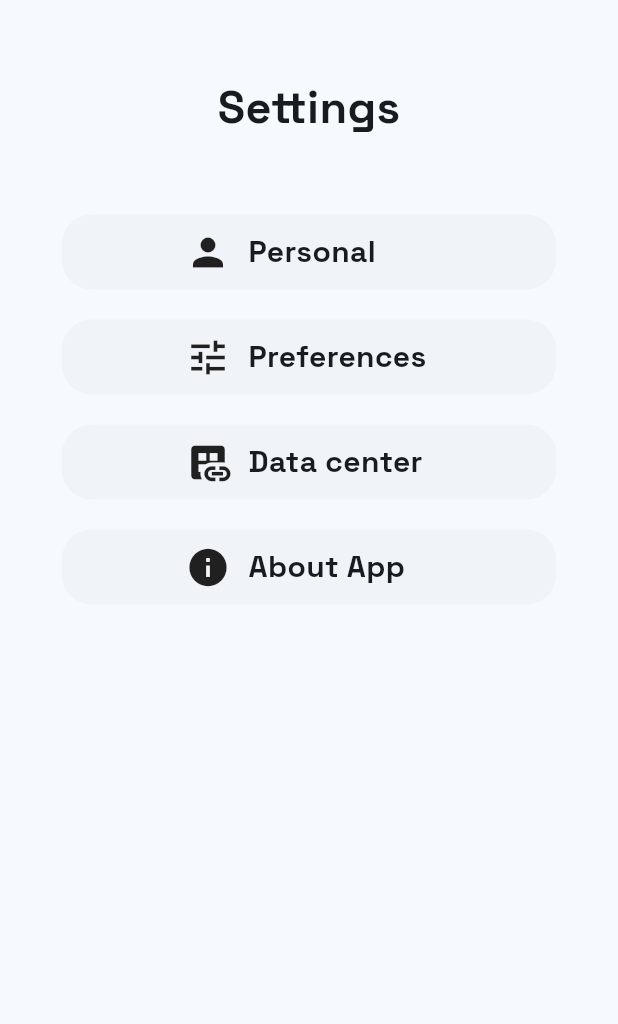
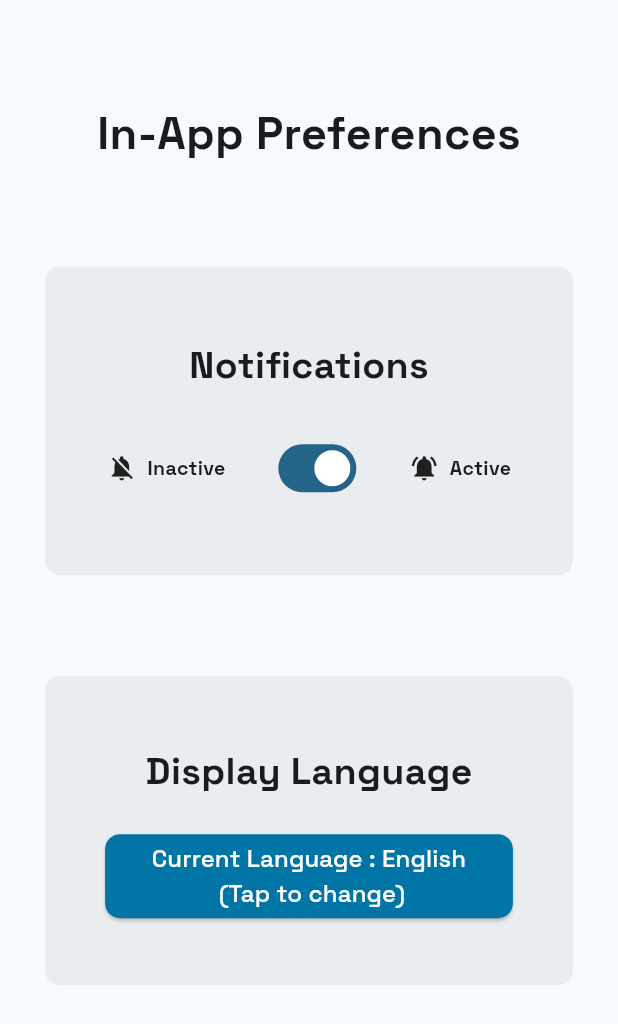
Before and after one commit to GhodbaneYoucefIslam/one_hundred_push_ups, a Flutter app: the SettingsPage widget shown alone on an empty page, opened directly, after a tap on "Preferences", on a phone screen of 412 x 824 dp. Shown: the top 1024 px of the screen. Run offline on Flutter 3.47's test engine with Material 3 defaults, Android fonts, the light colour scheme and no system bars; our stand-ins replace csv, dropdown_button2, file_picker, fl_chart, flutter_svg, google_sign_in and 4 more; missing offline and left inert: circular_chart_flutter; accounts and stored records are empty; statements that could not run were skipped.

Commit message:
Preferences page in settings

```diff
--- /dev/null
+++ b/lib/screens/PreferencesPage.dart
@@ -0,0 +1,165 @@
+import "package:flutter/material.dart";
+
+import "../utils/constants.dart";
+class PreferencesPage extends StatefulWidget {
+  const PreferencesPage({super.key});
+
+  @override
+  State<PreferencesPage> createState() => _PreferencesPageState();
+}
+
+class _PreferencesPageState extends State<PreferencesPage> {
+  bool areNotificationsOn = true;
+  String currentLanguage = "English";
+  @override
+  Widget build(BuildContext context) {
+    return Scaffold(
+      resizeToAvoidBottomInset: false,
+      body: Container(
+        width: MediaQuery.of(context).size.width,
+        padding: EdgeInsets.only(left: 30, right: 30, bottom: 100),
+        child: Column(
+          mainAxisAlignment: MainAxisAlignment.spaceEvenly,
+          crossAxisAlignment: CrossAxisAlignment.center,
+          children: [
+            const Text(
+              "In-App Preferences",
+              style: TextStyle(fontSize: 30, fontWeight: FontWeight.bold),
+            ),
+            Container(
+              padding: const EdgeInsets.symmetric(horizontal: 10, vertical: 20),
+              width: MediaQuery.of(context).size.width,
+              height: MediaQuery.of(context).size.height*0.25,
+              decoration: BoxDecoration(
+                color: grey.withOpacity(0.2),
+                borderRadius: BorderRadius.circular(10),
+              ),
+              child: Column(
+                mainAxisAlignment: MainAxisAlignment.spaceEvenly,
+                children: [
+                  const Text(
+                    "Notifications",
+                    style: TextStyle(fontSize: 25, fontWeight: FontWeight.bold),
+                  ),
+                  Row(
+                    mainAxisAlignment: MainAxisAlignment.spaceEvenly,
+                    children: [
+                      const Row(
+                        children: [
+                          Icon(
+                            Icons.notifications_off,
+                            size: 20,
+                          ),
+                          Padding(
+                            padding: EdgeInsets.only(left: 7),
+                            child: Text("Inactive",
+                                style: TextStyle(
+                                    fontSize: 13, fontWeight: FontWeight.bold)),
+                          )
+                        ],
+                      ),
+                      Switch(
+                          value: areNotificationsOn,
+                          onChanged: (value) {
+                            setState(() {
+                              areNotificationsOn = !areNotificationsOn;
+                            });
+                          }),
+                      const Row(
+                        children: [
+                          Padding(
+                            padding: EdgeInsets.only(right: 7),
+                            child: Icon(
+                              Icons.notifications_active,
+                              size: 20,
+                            ),
+                          ),
+                          Text("Active",
+                              style:
+                              TextStyle(fontSize: 13, fontWeight: FontWeight.bold))
+                        ],
+                      ),
+                    ],
+                  ),
+                ],
+              ),
+            ),
+            Container(
+              padding: const EdgeInsets.symmetric(horizontal: 10, vertical: 20),
+              width: MediaQuery.of(context).size.width,
+              height: MediaQuery.of(context).size.height*0.25,
+              decoration: BoxDecoration(
+                color: grey.withOpacity(0.2),
+                borderRadius: BorderRadius.circular(10),
+              ),
+              child: Column(
+                mainAxisAlignment: MainAxisAlignment.spaceEvenly,
+                children: [
+                  const Text(
+                    "Display Language",
+                    style: TextStyle(fontSize: 25, fontWeight: FontWeight.bold),
+                  ),
+                  ElevatedButton(
+                    onPressed: () {
+                      showModalBottomSheet(context: context, builder: (context) => Container(
+                        padding: EdgeInsets.symmetric(horizontal: 10, vertical: 20),
+                        width: MediaQuery.of(context).size.width*0.95,
+                        child: Column(
+                          children: [
+                            Column(
+                              children: [
+                                RadioMenuButton(
+                                    value: "English",
+                                    groupValue: currentLanguage,
+                                    onChanged: (selectedLanguage){
+                                      setState(() {
+                                        currentLanguage = selectedLanguage!;
+                                      });
+                                      Navigator.pop(context);
+                                    },
+                                    child: Text("English")
+                                ),
+                                RadioMenuButton(
+                                    value: "Français",
+                                    groupValue: currentLanguage,
+                                    onChanged: (selectedLanguage){
+                                      setState(() {
+                                        currentLanguage = selectedLanguage!;
+                                      });
+                                      Navigator.pop(context);
+                                    },
+                                    child: Text("Français")
+                                )
+                              ],
+                            ),
+                          ],
+                        ),
+                      ));
+                    },
+                    style: ButtonStyle(
+                      backgroundColor: MaterialStateProperty.all(lightBlue),
+                      shape:
+                      MaterialStateProperty.all<RoundedRectangleBorder>(
+                        RoundedRectangleBorder(
+                          borderRadius: BorderRadius.circular(10),
+                        ),
+                      ),
+                    ),
+                    child: Padding(
+                      padding: const EdgeInsets.all(5.0),
+                      child: Text(
+                        "Current Language : $currentLanguage \n (Tap to change)",
+                        textAlign: TextAlign.center,
+                        style: TextStyle(fontSize: 16, color: Colors.white),
+                      ),
+                    ),
+                  ),
+                ],
+              ),
+            ),
+          ],
+        ),
+      ),
+    );
+  }
+}
--- a/lib/screens/SettingsPage.dart
+++ b/lib/screens/SettingsPage.dart
@@ -6,6 +6,7 @@ import "package:one_hundred_push_ups/models/StorageHelper.dart";
 import "package:one_hundred_push_ups/screens/AboutAppPage.dart";
 import "package:one_hundred_push_ups/screens/DataCenterPage.dart";
 import "package:one_hundred_push_ups/screens/PersonalSettingsPage.dart";
+import "package:one_hundred_push_ups/screens/PreferencesPage.dart";
 import "package:one_hundred_push_ups/widgets/SettingsMenuItem.dart";
 import 'package:csv/csv.dart';
 import 'dart:io';
@@ -40,8 +41,10 @@ class SettingsPage extends StatelessWidget {
             child: SettingsMenuItem(
               text: "Preferences",
               icon: Icons.tune,
-              onTap: () {
-              },
+              onTap: () async {
+                Navigator.of(context).push(
+                    MaterialPageRoute(builder: (context) => PreferencesPage()));
+              }
             ),
           ),
           Padding(
--- a/pubspec.yaml
+++ b/pubspec.yaml
@@ -51,6 +51,8 @@ dependencies:
   dropdown_button2: ^2.3.9
   csv: ^6.0.0
   file_picker: ^8.0.0+1
+  flutter_local_notifications: ^18.0.1
+  flutter_timezone: ^1.0.8
 
 dev_dependencies:
   flutter_test:
```
Also changed, not shown: pubspec.lock, 1 other file.
